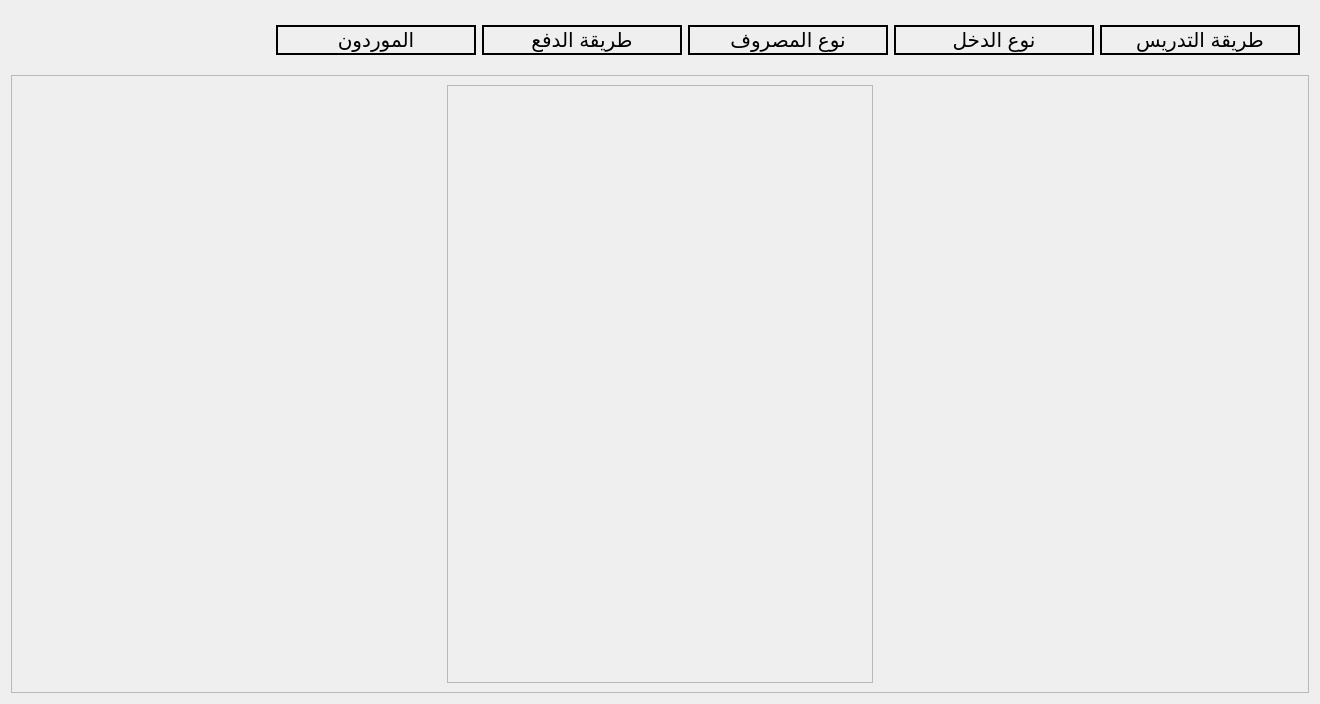
The window that app/ui/others/settings.ui (yahiab05/student-managment-v2.0) describes before a commit, drawn with Qt 5.
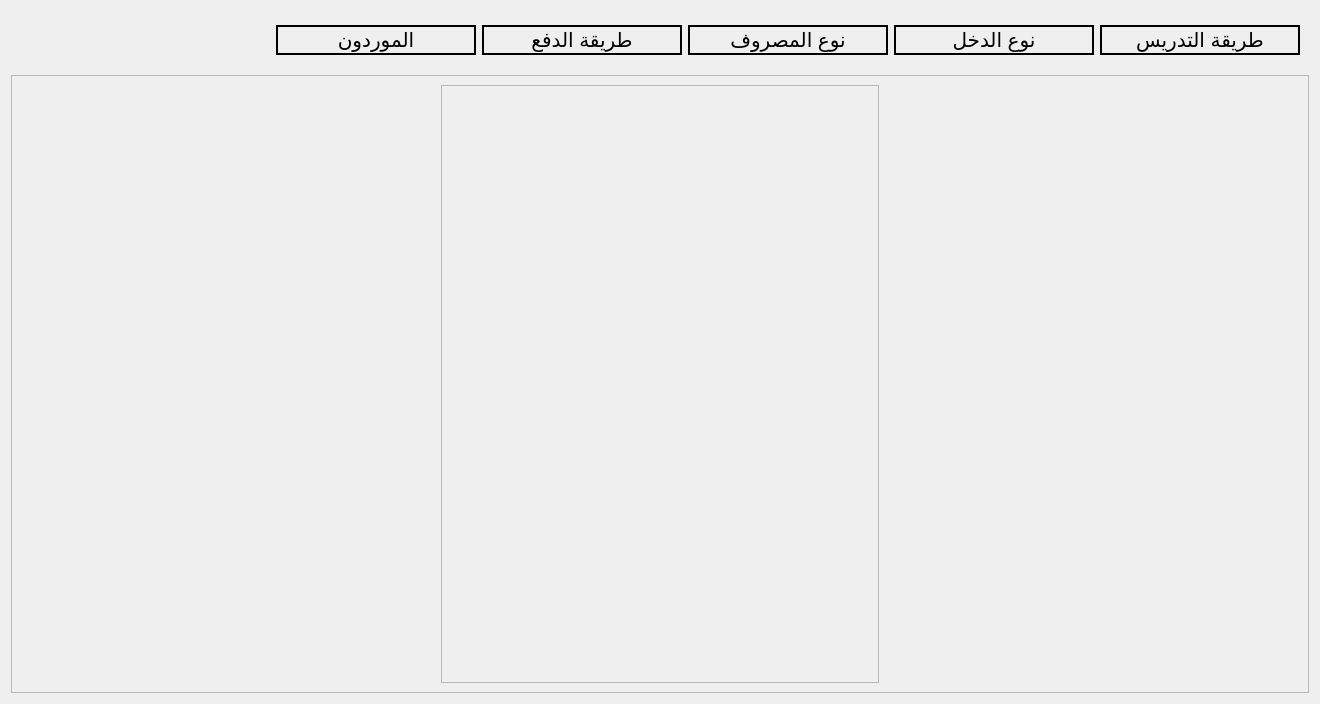
The same window after the commit.

Commit message: Debugging (day 3): Settings are working fine next start with students

What changed in the file:
```diff
--- a/app/ui/others/settings.ui
+++ b/app/ui/others/settings.ui
@@ -155,6 +155,9 @@
         <property name="orientation">
          <enum>Qt::Horizontal</enum>
         </property>
+        <property name="sizeType">
+         <enum>QSizePolicy::Preferred</enum>
+        </property>
         <property name="sizeHint" stdset="0">
          <size>
           <width>420</width>
@@ -179,6 +182,9 @@
         <property name="orientation">
          <enum>Qt::Horizontal</enum>
         </property>
+        <property name="sizeType">
+         <enum>QSizePolicy::Preferred</enum>
+        </property>
         <property name="sizeHint" stdset="0">
          <size>
           <width>420</width>
```
The commit also changes 40 other files.
